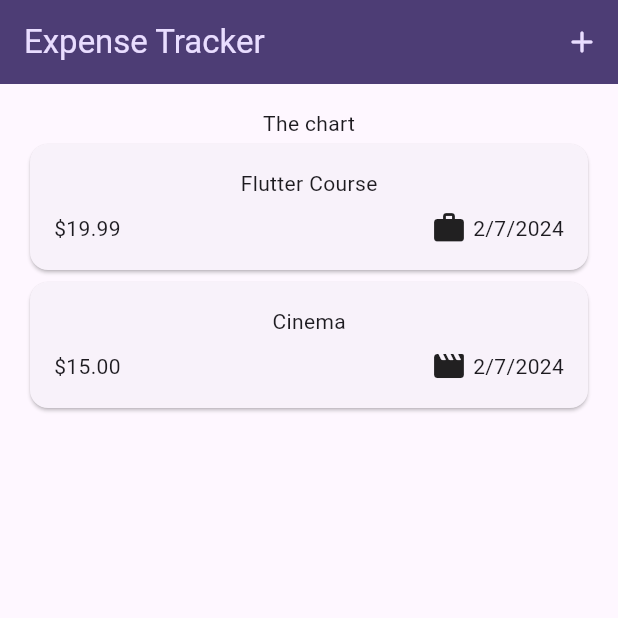
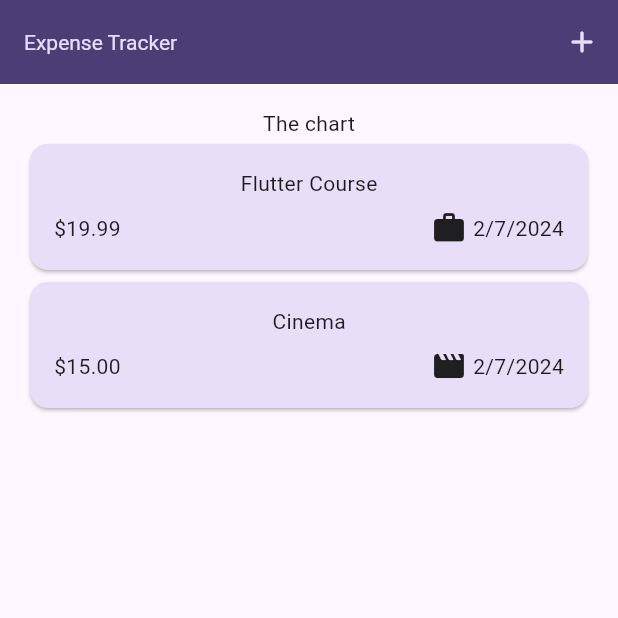
Before and after one commit to FadyFawzyOfficial/expenses_tracker, a Flutter app: the screen it shows after launch, on a phone screen of 412 x 824 dp, the top half of it. Run offline on Flutter 3.47's test engine with Material 3 defaults, Android fonts, the phone set to English and light mode, and no system bars.

Commit message:
26. Set Card, ElevatedButton & Text themes globally

```diff
--- a/lib/main.dart
+++ b/lib/main.dart
@@ -20,6 +20,21 @@ class ExpensesTracker extends StatelessWidget {
           backgroundColor: kColorScheme.onPrimaryContainer,
           foregroundColor: kColorScheme.primaryContainer,
         ),
+        cardTheme: const CardTheme().copyWith(
+          color: kColorScheme.secondaryContainer,
+        ),
+        elevatedButtonTheme: ElevatedButtonThemeData(
+          style: ElevatedButton.styleFrom(
+            backgroundColor: kColorScheme.primaryContainer,
+          ),
+        ),
+        textTheme: ThemeData().textTheme.copyWith(
+              titleLarge: TextStyle(
+                fontWeight: FontWeight.normal,
+                color: kColorScheme.onSecondaryContainer,
+                fontSize: 14,
+              ),
+            ),
       ),
       home: const Expenses(),
     );
```
